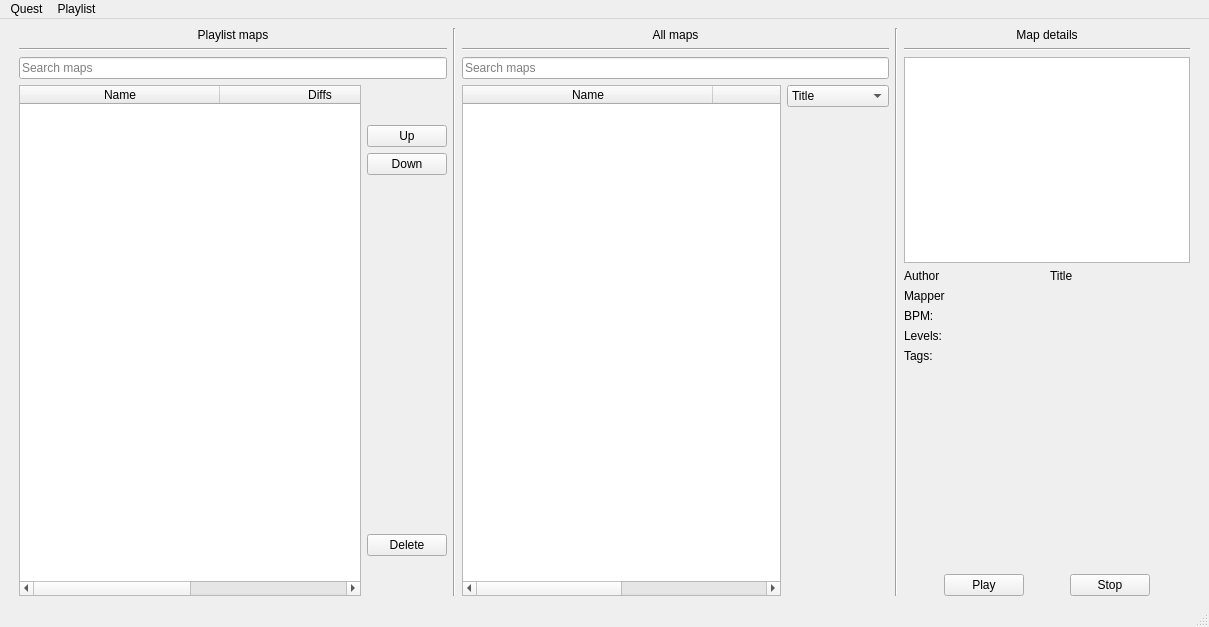
Above: ui/main.ui from Unvire/Quest3-beatsaber-playlist-manager before the change. Below: the same form after it.
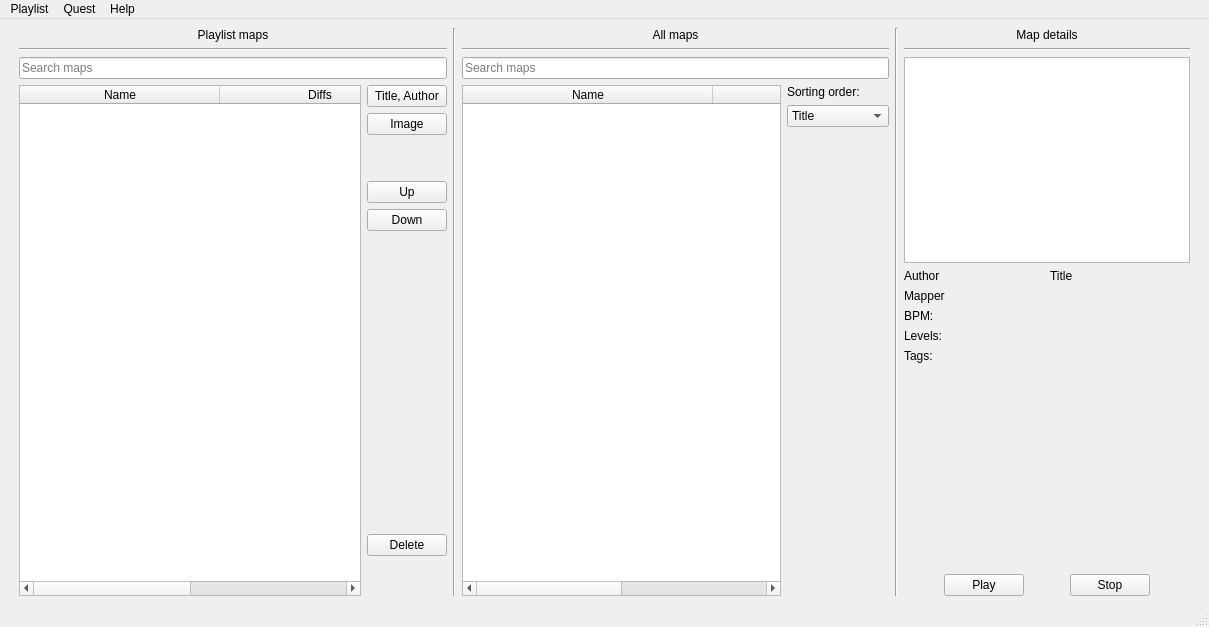
That is the form after the change.

Patch:
```diff
--- a/ui/main.ui
+++ b/ui/main.ui
@@ -124,7 +124,21 @@
            </widget>
           </item>
           <item>
-           <layout class="QVBoxLayout" name="verticalLayout_8" stretch="0,0,0,1,0,0">
+           <layout class="QVBoxLayout" name="verticalLayout_8" stretch="0,0,0,0,0,1,0,0">
+            <item>
+             <widget class="QPushButton" name="setTitleAuthorButton">
+              <property name="text">
+               <string>Title, Author</string>
+              </property>
+             </widget>
+            </item>
+            <item>
+             <widget class="QPushButton" name="setImageButton">
+              <property name="text">
+               <string>Image</string>
+              </property>
+             </widget>
+            </item>
             <item>
              <spacer name="verticalSpacer_2">
               <property name="orientation">
@@ -257,6 +271,13 @@
           </item>
           <item>
            <layout class="QVBoxLayout" name="verticalLayout_3">
+            <item>
+             <widget class="QLabel" name="label">
+              <property name="text">
+               <string>Sorting order:</string>
+              </property>
+             </widget>
+            </item>
             <item>
              <widget class="QComboBox" name="sortAllMapsComboBox">
               <item>
@@ -510,8 +531,14 @@
     <addaction name="loadPlaylistAction"/>
     <addaction name="menuChange"/>
    </widget>
-   <addaction name="menuFile"/>
+   <widget class="QMenu" name="menuHelp">
+    <property name="title">
+     <string>Help</string>
+    </property>
+   </widget>
    <addaction name="menuPlaylist"/>
+   <addaction name="menuFile"/>
+   <addaction name="menuHelp"/>
   </widget>
   <widget class="QStatusBar" name="statusbar"/>
   <action name="PullPlaylistsFromQuestAction">
```
Left out of the diff: 40 changed lines with no effect on the pictures.
